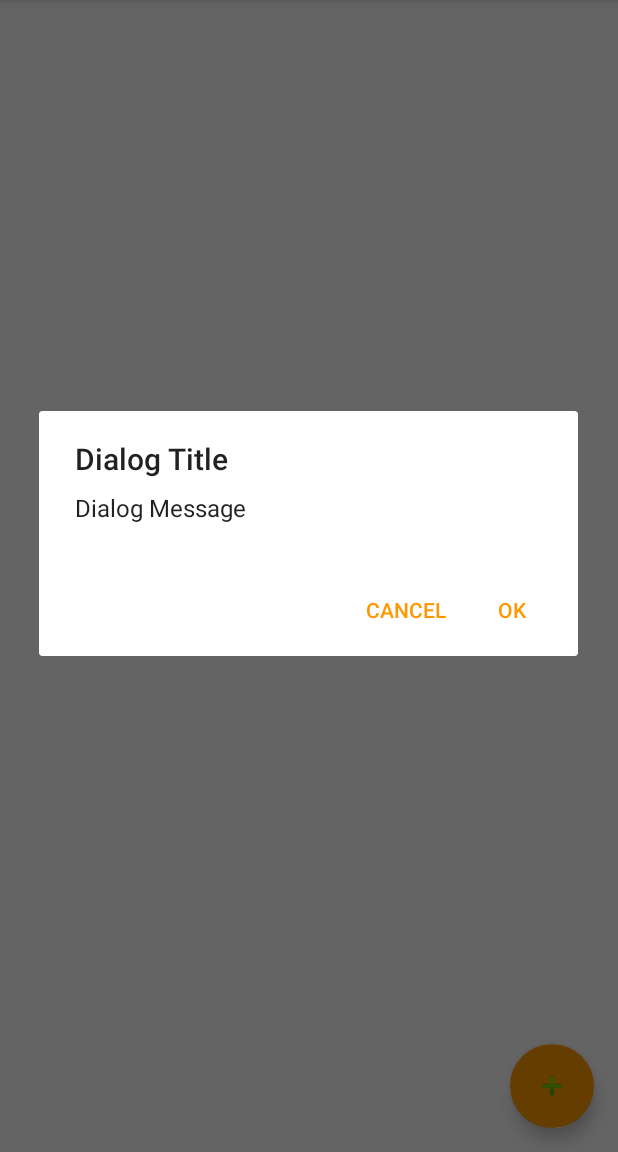
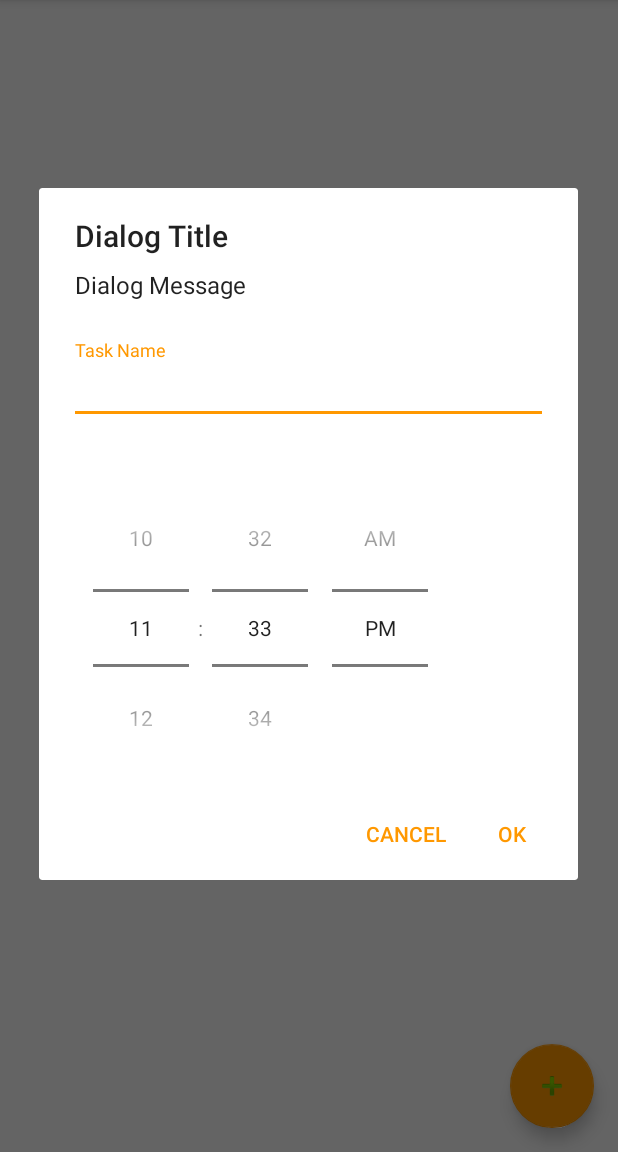
Before and after one commit to cqpham/SEG3125_Project, an Android app: the screen it shows after launch (MainActivity), after a tap on an icon or button, on a phone screen of 412 x 824 dp, the part 84-1236 px from its top. Run offline under Robolectric (Android 15) with nearby library versions, the phone set to English and light mode, and no system bars.

Commit message:
Added EditText and TimePicker to create task dialog

```diff
--- a/app/src/main/java/seg3125/project/MainActivity.java
+++ b/app/src/main/java/seg3125/project/MainActivity.java
@@ -4,15 +4,16 @@ import android.os.Bundle;
 import android.support.design.widget.FloatingActionButton;
 import android.support.v7.app.AppCompatActivity;
 import android.support.v7.widget.Toolbar;
+import android.text.format.DateFormat;
+import android.view.LayoutInflater;
 import android.view.View;
 import android.view.Menu;
 import android.content.DialogInterface;
 import android.content.Context;
 import android.support.v7.app.AlertDialog;
+import android.widget.TimePicker;
 
 public class MainActivity extends AppCompatActivity {
-
-    final Context context = this;
 
     @Override
     protected void onCreate(Bundle savedInstanceState) {
@@ -42,7 +43,10 @@ public class MainActivity extends AppCompatActivity {
         builder.setTitle("Dialog Title");
         builder.setMessage("Dialog Message");
 
+        LayoutInflater inflater = getLayoutInflater();
+
         String positiveText = getString(android.R.string.ok);
+        builder.setView(inflater.inflate(R.layout.create_task, null));
         builder.setPositiveButton(positiveText,
                 new DialogInterface.OnClickListener() {
                     @Override
--- /dev/null
+++ b/app/src/main/res/layout/create_task.xml
@@ -0,0 +1,31 @@
+<?xml version="1.0" encoding="utf-8"?>
+<LinearLayout xmlns:android="http://schemas.android.com/apk/res/android"
+    android:orientation="vertical" android:layout_width="match_parent"
+    android:layout_height="match_parent">
+
+    <LinearLayout
+        android:layout_width="match_parent"
+        android:layout_height="match_parent"
+        android:orientation="vertical"
+        android:paddingLeft="20dp"
+        android:paddingRight="20dp">
+        <android.support.design.widget.TextInputLayout
+            android:id="@+id/create_task_name_layout"
+            android:layout_width="match_parent"
+            android:layout_height="wrap_content"
+            android:layout_marginBottom="30dp">
+            <EditText
+                android:id="@+id/create_task_name"
+                android:layout_width="match_parent"
+                android:layout_height="wrap_content"
+                android:inputType="text"
+                android:hint="@string/task_name"/>
+        </android.support.design.widget.TextInputLayout>
+        <TimePicker
+            android:id="@+id/timePicker"
+            android:layout_width="wrap_content"
+            android:layout_height="wrap_content"
+            android:timePickerMode="spinner" />
+    </LinearLayout>
+
+</LinearLayout>
--- a/app/src/main/res/values/strings.xml
+++ b/app/src/main/res/values/strings.xml
@@ -1,4 +1,7 @@
 <resources>
     <string name="app_name">Tasky</string>
     <string name="title_activity_main">MainActivity</string>
+
+    <string name="task_name">Task Name</string>
+    <string name="task_duration">Task Duration</string>
 </resources>
```
